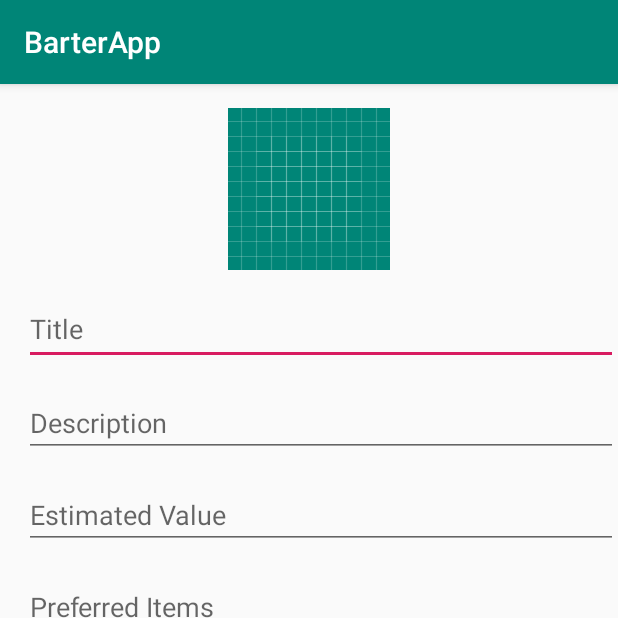
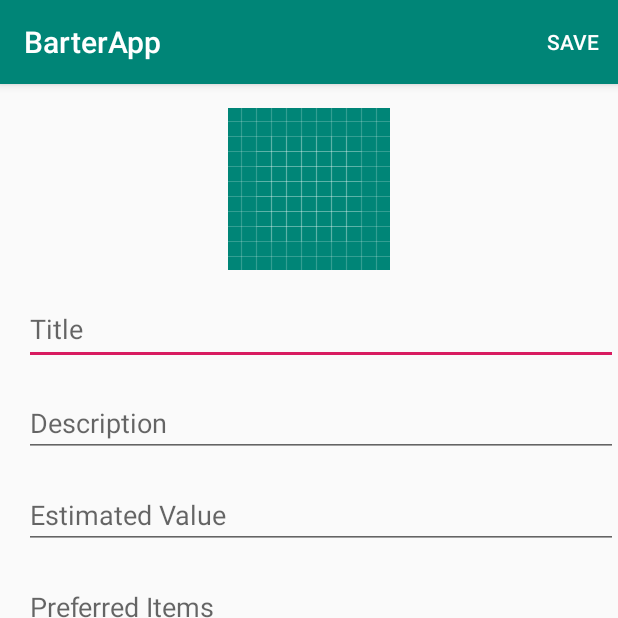
Before and after one commit to TedOnyango/BarterApp, an Android app: the screen it shows after launch (InsertActivity), on a phone screen of 412 x 824 dp, the top half of it. Run offline under Robolectric (Android 15) with nearby library versions, the phone set to English and light mode, and no system bars; our stand-ins replace Firebase (no records; nobody signed in at launch, a user with empty details on screens opened directly).

```diff
--- a/app/build.gradle
+++ b/app/build.gradle
@@ -1,4 +1,5 @@
 apply plugin: 'com.android.application'
+apply plugin: 'com.google.gms.google-services'
 
 android {
     compileSdkVersion 29
@@ -23,6 +24,7 @@ dependencies {
     implementation fileTree(dir: 'libs', include: ['*.jar'])
     implementation 'androidx.appcompat:appcompat:1.1.0'
     implementation 'androidx.constraintlayout:constraintlayout:1.1.3'
+    implementation 'com.google.firebase:firebase-database:16.0.4'
     testImplementation 'junit:junit:4.12'
     androidTestImplementation 'androidx.test:runner:1.2.0'
     androidTestImplementation 'androidx.test.espresso:espresso-core:3.2.0'
--- a/app/src/main/java/com/ted/barterapp/InsertActivity.java
+++ b/app/src/main/java/com/ted/barterapp/InsertActivity.java
@@ -1,33 +1,89 @@
 package com.ted.barterapp;
 
+import androidx.annotation.NonNull;
 import androidx.appcompat.app.AppCompatActivity;
 
+import android.content.ClipData;
 import android.os.Bundle;
+import android.view.Menu;
+import android.view.MenuInflater;
+import android.view.MenuItem;
 import android.widget.Button;
 import android.widget.EditText;
 import android.widget.ImageView;
+import android.widget.Toast;
+
+import com.google.firebase.database.DatabaseReference;
+import com.google.firebase.database.FirebaseDatabase;
 
 public class InsertActivity extends AppCompatActivity {
-    ImageView itemImage;
-    EditText itemTitle;
-    EditText itemDescription;
-    EditText itemValue;
-    EditText preferredItems;
+    private FirebaseDatabase mFirebasedatabase;
+    private DatabaseReference mDatabaseReference;
+    EditText txtTitle;
+    EditText txtDescription;
+    EditText txtEstimatedValue;
+    EditText txtPreferredItmes;
+    ImageView txtImageUrl;
     Button saveBtn;
+
+
+
 
 
     @Override
     protected void onCreate(Bundle savedInstanceState) {
         super.onCreate(savedInstanceState);
         setContentView(R.layout.activity_insert);
+        mFirebasedatabase = FirebaseDatabase.getInstance();
+        mDatabaseReference = mFirebasedatabase.getReference().child("barterapp");
 
-        itemImage = (ImageView) findViewById(R.id.itemImage);
-        itemTitle = (EditText) findViewById(R.id.itemTitle);
-        itemDescription = (EditText) findViewById(R.id.itemDescription);
-        itemValue = (EditText) findViewById(R.id.itemValue);
-        preferredItems = (EditText) findViewById(R.id.preferredItems);
 
+        txtTitle = (EditText) findViewById(R.id.itemTitle);
+        txtDescription = (EditText) findViewById(R.id.itemDescription);
+        txtEstimatedValue = (EditText) findViewById(R.id.itemValue);
+        txtPreferredItmes = (EditText) findViewById(R.id.preferredItems);
+//        txtImageUrl = (ImageView) findViewById(R.id.itemImage);
         saveBtn = (Button) findViewById(R.id.saveBtn);
 
     }
+
+    @Override
+    public boolean onOptionsItemSelected(@NonNull MenuItem item) {
+        switch (item.getItemId()) {
+            case R.id.save_menu:
+                saveBarterItem();
+                Toast.makeText(this,"Item saved", Toast.LENGTH_LONG).show();
+                clean();
+                return true;
+            default:
+                return super.onOptionsItemSelected(item);
+
+        }
+    }
+
+    private void clean() {
+        txtTitle.setText("");
+        txtDescription.setText("");
+        txtEstimatedValue.setText("");
+        txtPreferredItmes.setText("");
+        txtTitle.requestFocus();
+    }
+
+    private void saveBarterItem() {
+        String title = txtTitle.getText().toString();
+        String description = txtDescription.getText().toString();
+        String estimateValue = txtEstimatedValue.getText().toString();
+        String preferredItems = txtPreferredItmes.getText().toString();
+        BarterItem item = new BarterItem(title, description, estimateValue, preferredItems, "");
+        mDatabaseReference.push().setValue(item);
+
+    }
+
+
+    @Override
+    public boolean onCreateOptionsMenu(Menu menu) {
+        MenuInflater inflater = getMenuInflater();
+        inflater.inflate(R.menu.save_menu, menu);
+        return true;
+    }
 }
--- /dev/null
+++ b/app/src/main/res/menu/save_menu.xml
@@ -0,0 +1,8 @@
+<?xml version="1.0" encoding="utf-8"?>
+<menu xmlns:android="http://schemas.android.com/apk/res/android"
+    xmlns:app="http://schemas.android.com/apk/res-auto">
+    <item android:id="@+id/save_menu"
+        android:title="Save"
+        app:showAsAction="always"/>
+
+</menu>
--- a/build.gradle
+++ b/build.gradle
@@ -8,6 +8,7 @@ buildscript {
     }
     dependencies {
         classpath 'com.android.tools.build:gradle:3.5.0'
+        classpath 'com.google.gms:google-services:4.2.0'
 
         // NOTE: Do not place your application dependencies here; they belong
         // in the individual module build.gradle files
```
Also changed, not shown: app/src/main/java/com/ted/barterapp/BarterItem.java (added, +68 -0 lines).
